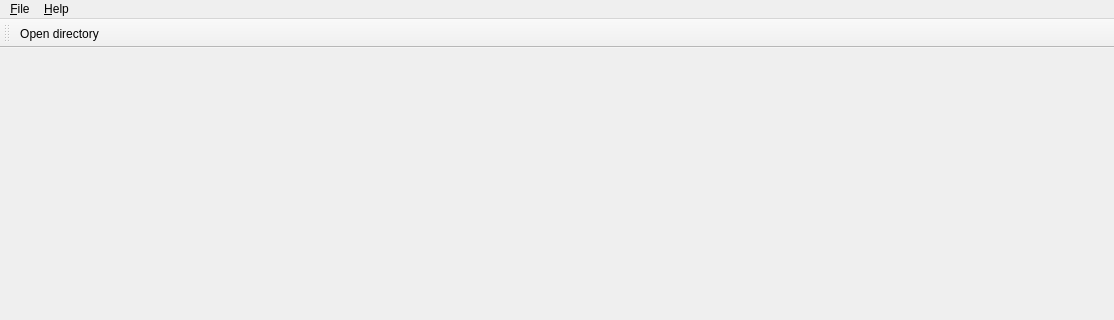
The window that src/mainwindow.ui (zy31415/booktags) describes before a commit, drawn with Qt 5; both pictures show x 0 to 1114 and y 0 to 320 of the 1114 by 815 pixel window.
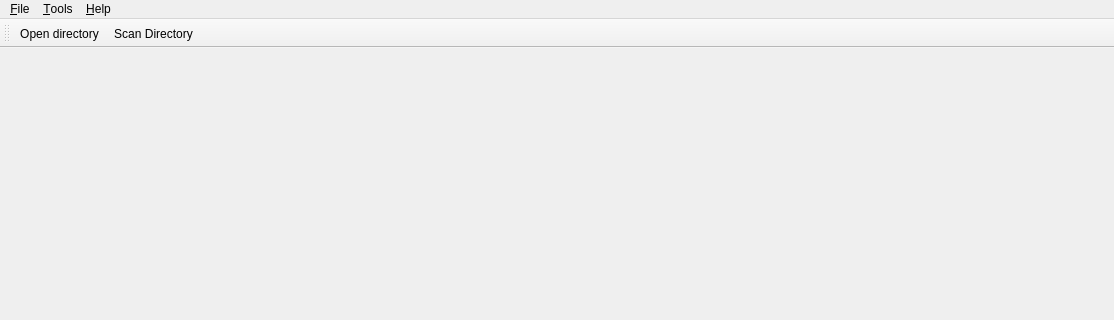
The same window after the commit. Icons and pictures are not drawn.

Commit message: (1) Design a "Scan Directory" action to compare data on disk and in database. (2) Add icons.

Diff of the .ui file:
```diff
--- a/src/mainwindow.ui
+++ b/src/mainwindow.ui
@@ -56,7 +56,14 @@
     </property>
     <addaction name="action_About"/>
    </widget>
+   <widget class="QMenu" name="menu_Tools">
+    <property name="title">
+     <string>&amp;Tools</string>
+    </property>
+    <addaction name="action_Scan_direcotry"/>
+   </widget>
    <addaction name="menu_File"/>
+   <addaction name="menu_Tools"/>
    <addaction name="menu_Help"/>
   </widget>
   <widget class="QToolBar" name="mainToolBar">
@@ -67,6 +74,7 @@
     <bool>false</bool>
    </attribute>
    <addaction name="actionOpenDirectory"/>
+   <addaction name="action_Scan_direcotry"/>
   </widget>
   <widget class="QStatusBar" name="statusBar"/>
   <action name="action_Settings">
@@ -96,6 +104,15 @@
     <string>Recent directories...</string>
    </property>
   </action>
+  <action name="action_Scan_direcotry">
+   <property name="icon">
+    <iconset resource="resources.qrc">
+     <normaloff>:/icons/scanDir.png</normaloff>:/icons/scanDir.png</iconset>
+   </property>
+   <property name="text">
+    <string>&amp;Scan Directory</string>
+   </property>
+  </action>
  </widget>
  <layoutdefault spacing="6" margin="11"/>
  <resources>
```
The commit also changes 3 other files.
